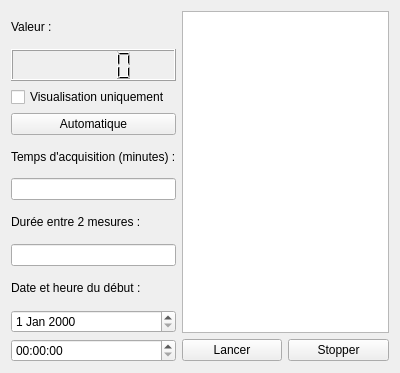
Before: the Qt Designer form F_Sonde.ui in lna44700/gexao51, drawn with Qt 5.
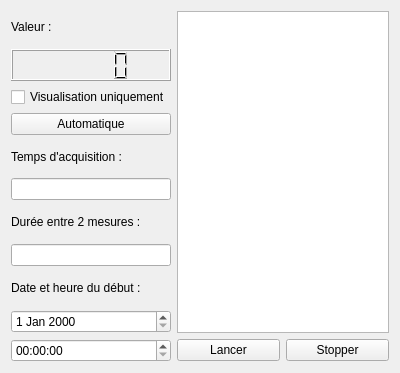
After: the same form once the commit is applied.

Commit message: Mise à jour suite à erreur dans la librairie

```diff
--- a/F_Sonde.ui
+++ b/F_Sonde.ui
@@ -72,7 +72,7 @@
    <item row="4" column="0">
     <widget class="QLabel" name="tlTpsAcquisition">
      <property name="text">
-      <string>Temps d'acquisition (minutes) :</string>
+      <string>Temps d'acquisition :</string>
      </property>
     </widget>
    </item>
```
The commit also changes 2 other files.
